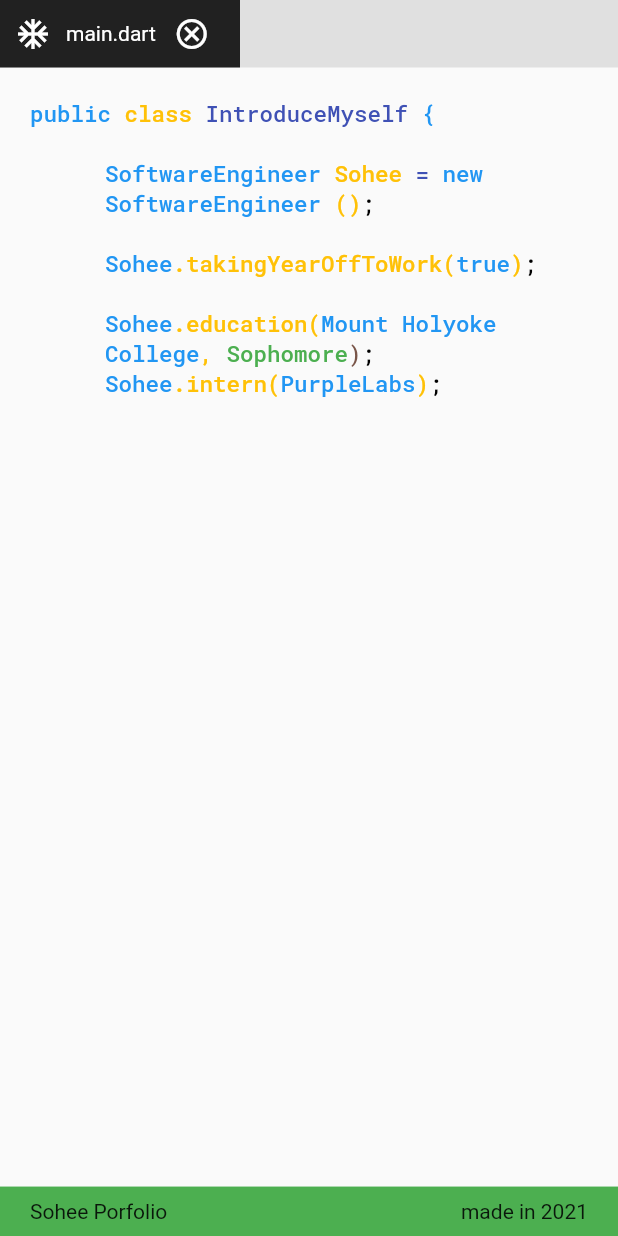
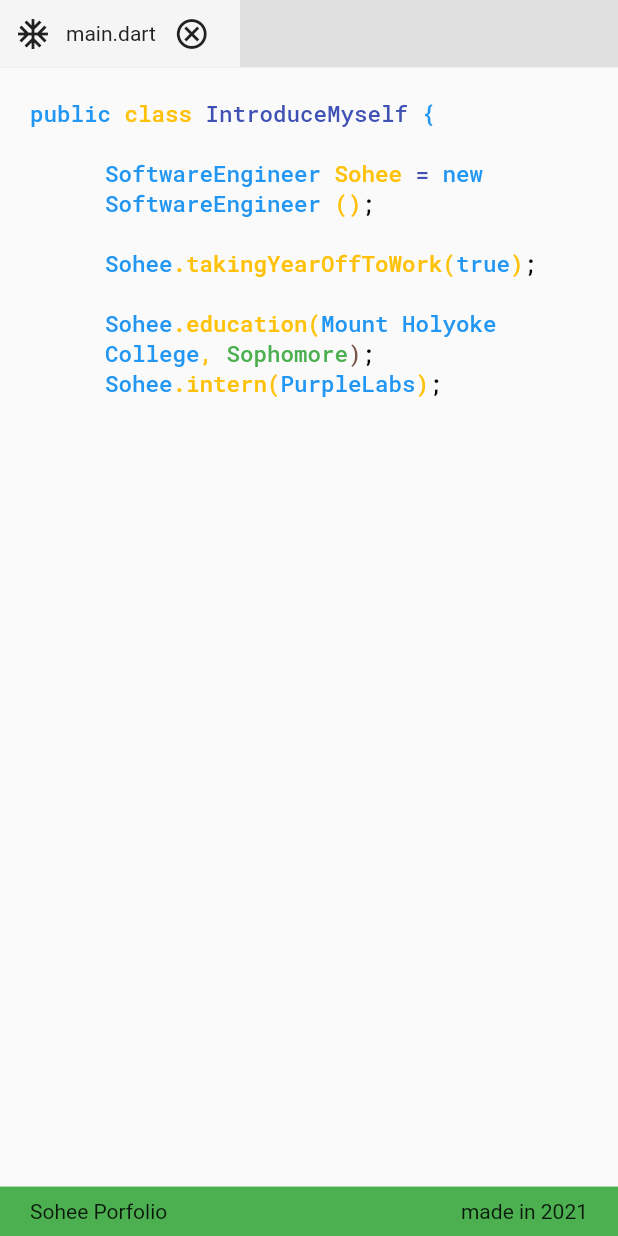
Before and after one commit to sohekim/vscode-portfolio, a Flutter app: the screen it shows after launch, after a tap on "Open", on a phone screen of 412 x 824 dp. Run offline on Flutter 3.47's test engine with Material 2 defaults, Android fonts, the phone set to English and light mode, and no system bars; our stand-ins replace google_fonts.

Commit message:
tab ui change

```diff
--- a/lib/widgets/tab/tab_widget.dart
+++ b/lib/widgets/tab/tab_widget.dart
@@ -34,8 +34,9 @@ class TabWidget extends StatelessWidget {
     return isOverflow
         ? iconTab(Icons.ac_unit, Colors.black, Colors.white)
         : Container(
+          height: 45,
             width: size.width > 1100 ? size.width * 0.15 : 160,
-            color: Colors.grey[900],
+            color: Colors.grey[100],
             child: Padding(
               padding: const EdgeInsets.symmetric(horizontal: 10.0),
               child: Row(
@@ -43,24 +44,24 @@ class TabWidget extends StatelessWidget {
                 children: [
                   Row(
                     children: [
-                      const Padding(
+                       Padding(
                         padding: EdgeInsets.only(right: 10.0),
                         // TODO(Sohee): show different icon by language
                         child: Icon(
                           Icons.ac_unit,
-                          color: Colors.white,
+                          color: Colors.grey[900],
                         ),
                       ),
                       Text(
                         name,
-                        style: const TextStyle(color: Colors.white),
+                        style: TextStyle(color: Colors.grey[900]),
                       ),
                     ],
                   ),
                   IconButton(
-                      icon: const Icon(
+                      icon: Icon(
                         Icons.cancel_outlined,
-                        color: Colors.white,
+                        color: Colors.grey[900],
                       ),
                       onPressed: () => closeTab(context, screenProvider))
                 ],
@@ -86,11 +87,11 @@ class TabWidget extends StatelessWidget {
       onTap: () => {screenProvider.selectedTab = name},
       child: isOverflow
           // TODO(Sohee): text icon tab
-          ? iconTab(Icons.ac_unit, Colors.grey[350], Colors.grey)
+          ? iconTab(Icons.ac_unit, Colors.grey[100], Colors.grey)
           : Container(
-              height: 40,
+              height: 45,
               width: size.width > 1100 ? size.width * 0.15 : 160,
-              color: Colors.grey[350],
+              color: Colors.grey[300],
               child: Padding(
                 padding: const EdgeInsets.symmetric(horizontal: 10.0),
                 child: Row(
```
